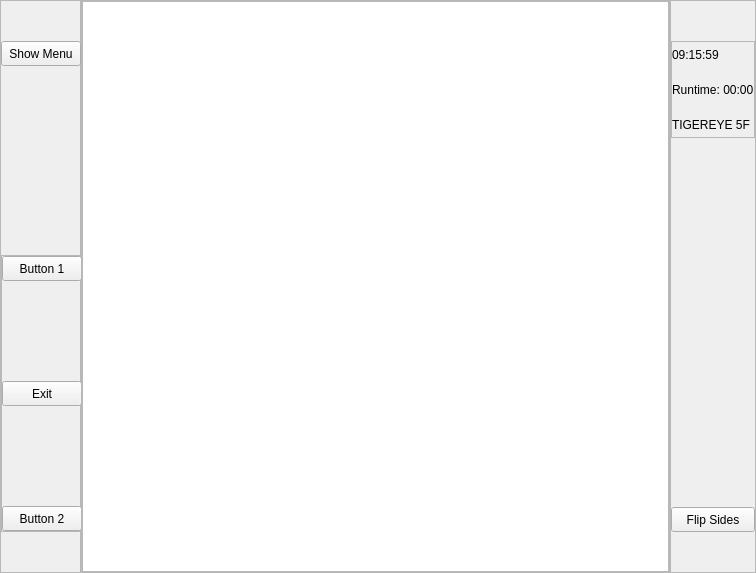
laszlo-avotra-tips/layout, file flipVerticalLayout/mainwindow.ui: the form before one commit.
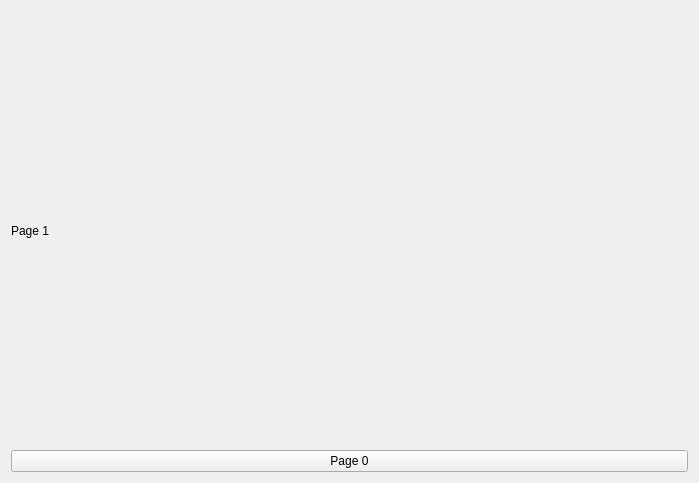
The form after the commit. The open tabs and pages were chosen to show the change.

Commit message: added 3 stacked widgets Main, Page1 and Page2

The edit to the form file:
```diff
--- a/flipVerticalLayout/mainwindow.ui
+++ b/flipVerticalLayout/mainwindow.ui
@@ -6,13 +6,20 @@
    <rect>
     <x>0</x>
     <y>0</y>
-    <width>756</width>
-    <height>573</height>
+    <width>699</width>
+    <height>483</height>
    </rect>
   </property>
   <property name="windowTitle">
    <string>MainWindow</string>
   </property>
+  <layout class="QHBoxLayout" name="horizontalLayout_2">
+   <item>
+    <widget class="QStackedWidget" name="stackedWidget">
+     <property name="currentIndex">
+      <number>0</number>
+     </property>
+     <widget class="QWidget" name="pageMain">
   <layout class="QHBoxLayout" name="horizontalLayout">
    <property name="spacing">
     <number>0</number>
@@ -39,13 +46,13 @@
      </property>
      <property name="minimumSize">
       <size>
-       <width>81</width>
+           <width>80</width>
        <height>0</height>
       </size>
      </property>
      <property name="maximumSize">
       <size>
-       <width>81</width>
+           <width>80</width>
        <height>16777215</height>
       </size>
      </property>
@@ -87,7 +94,7 @@
         </property>
         <property name="maximumSize">
          <size>
-          <width>16777215</width>
+              <width>80</width>
           <height>16777215</height>
          </size>
         </property>
@@ -113,7 +120,7 @@
        <widget class="QFrame" name="frameButtons">
         <property name="minimumSize">
          <size>
-          <width>80</width>
+              <width>81</width>
           <height>0</height>
          </size>
         </property>
@@ -166,7 +173,7 @@
             </size>
            </property>
            <property name="text">
-            <string>Button 1</string>
+                <string>Page 1</string>
            </property>
           </widget>
          </item>
@@ -204,7 +211,7 @@
             </size>
            </property>
            <property name="text">
-            <string>Button 2</string>
+                <string>Page 2</string>
            </property>
           </widget>
          </item>
@@ -271,15 +278,21 @@
    </item>
    <item>
     <widget class="QFrame" name="frameR">
+         <property name="sizePolicy">
+          <sizepolicy hsizetype="Preferred" vsizetype="Preferred">
+           <horstretch>0</horstretch>
+           <verstretch>0</verstretch>
+          </sizepolicy>
+         </property>
      <property name="minimumSize">
       <size>
-       <width>82</width>
+           <width>81</width>
        <height>0</height>
       </size>
      </property>
      <property name="maximumSize">
       <size>
-       <width>16777215</width>
+           <width>80</width>
        <height>16777215</height>
       </size>
      </property>
@@ -428,6 +441,76 @@
        </widget>
       </item>
      </layout>
+        </widget>
+       </item>
+      </layout>
+     </widget>
+     <widget class="QWidget" name="page1">
+      <layout class="QGridLayout">
+       <property name="leftMargin">
+        <number>0</number>
+       </property>
+       <property name="topMargin">
+        <number>0</number>
+       </property>
+       <property name="rightMargin">
+        <number>0</number>
+       </property>
+       <property name="bottomMargin">
+        <number>0</number>
+       </property>
+       <property name="spacing">
+        <number>0</number>
+       </property>
+       <item row="1" column="0">
+        <widget class="QPushButton" name="pushButton_page1">
+         <property name="text">
+          <string>Page 0</string>
+         </property>
+        </widget>
+       </item>
+       <item row="0" column="0">
+        <widget class="QLabel" name="label1">
+         <property name="text">
+          <string>Page 1</string>
+         </property>
+        </widget>
+       </item>
+      </layout>
+     </widget>
+     <widget class="QWidget" name="page2">
+      <layout class="QVBoxLayout" name="verticalLayout_7">
+       <property name="spacing">
+        <number>0</number>
+       </property>
+       <property name="leftMargin">
+        <number>0</number>
+       </property>
+       <property name="topMargin">
+        <number>0</number>
+       </property>
+       <property name="rightMargin">
+        <number>0</number>
+       </property>
+       <property name="bottomMargin">
+        <number>0</number>
+       </property>
+       <item>
+        <widget class="QLabel" name="label2">
+         <property name="text">
+          <string>Page 2</string>
+         </property>
+        </widget>
+       </item>
+       <item>
+        <widget class="QPushButton" name="pushButton_page2">
+         <property name="text">
+          <string>Page 0</string>
+         </property>
+        </widget>
+       </item>
+      </layout>
+     </widget>
     </widget>
    </item>
   </layout>
```
Lines whose indentation alone changed are shown as unchanged. The commit also changes 2 other files.
